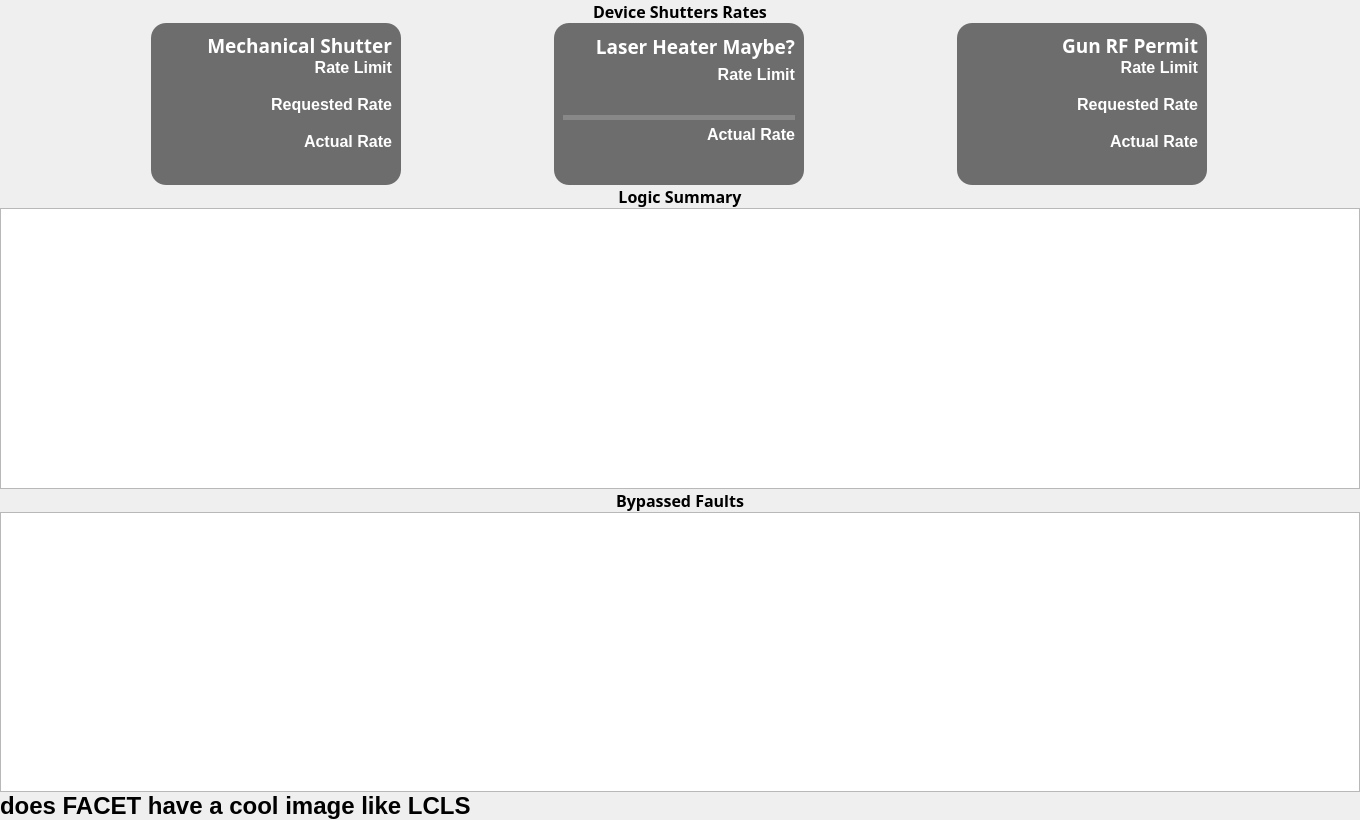
This is ui/mps_cud_summary_facet.ui in evrenke/SLAC-NC-MPS-GUI as Qt 5 draws it before an edit. The edited form follows.
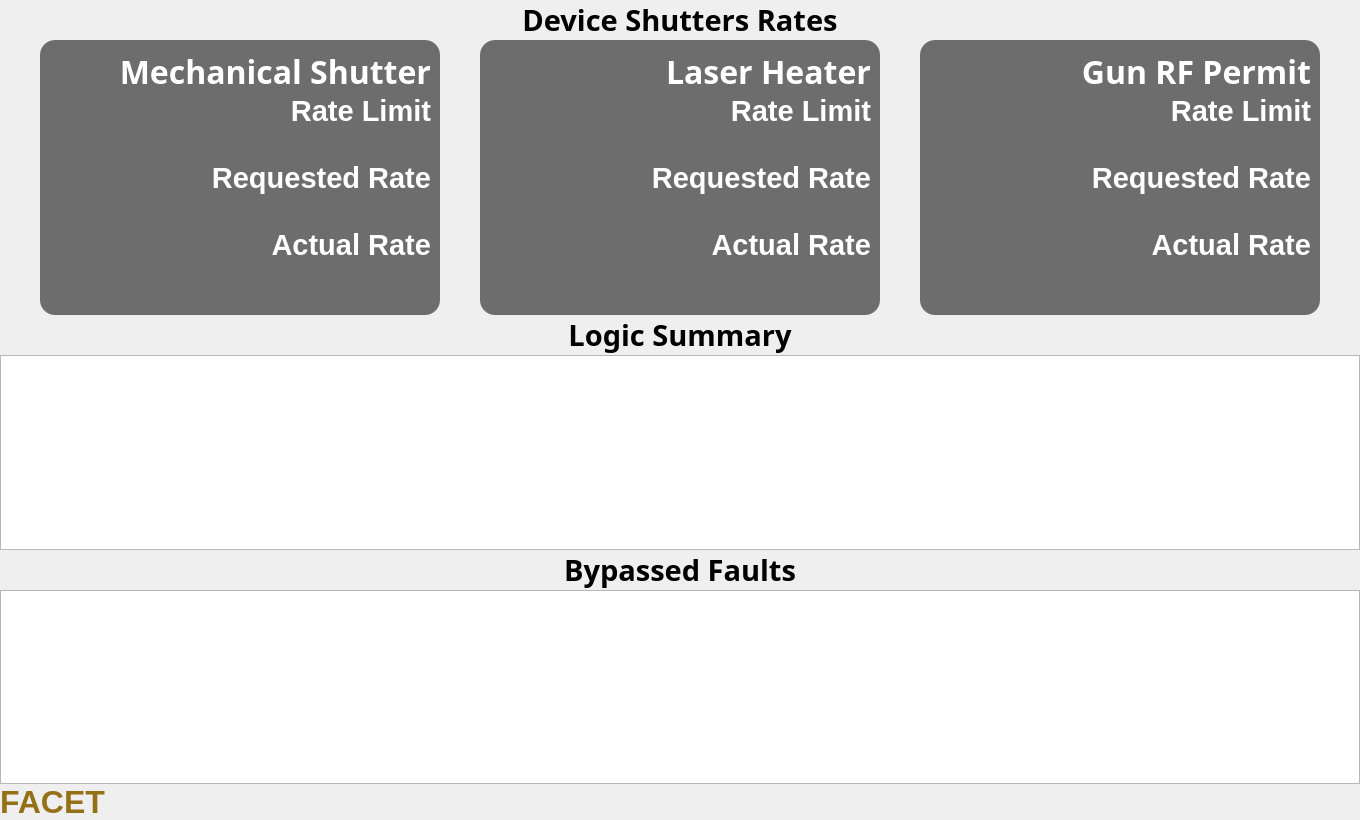
This is the edited form. Custom widgets are drawn as their Qt base class.

The edit to the form file:
```diff
--- a/ui/mps_cud_summary_facet.ui
+++ b/ui/mps_cud_summary_facet.ui
@@ -39,7 +39,7 @@
        <property name="font">
         <font>
          <family>Sans Serif</family>
-         <pointsize>12</pointsize>
+         <pointsize>22</pointsize>
          <weight>75</weight>
          <italic>false</italic>
          <bold>true</bold>
@@ -55,9 +55,6 @@
      </item>
      <item>
       <layout class="QHBoxLayout" name="Device_Summary_Layout">
-       <property name="spacing">
-        <number>2</number>
-       </property>
        <property name="bottomMargin">
         <number>0</number>
        </property>
@@ -71,8 +68,8 @@
          </property>
          <property name="maximumSize">
           <size>
-           <width>250</width>
-           <height>162</height>
+           <width>400</width>
+           <height>300</height>
           </size>
          </property>
          <property name="toolTip">
@@ -91,7 +88,7 @@
           <bool>true</bool>
          </property>
          <property name="channel" stdset="0">
-          <string>ca://IOC:BSY0:MP01:MS_RATE</string>
+          <string>ca://IOC:SYS1:MP01:MS_RATE</string>
          </property>
          <layout class="QVBoxLayout" name="verticalLayout_5">
           <property name="spacing">
@@ -102,7 +99,7 @@
             <property name="font">
              <font>
               <family>Sans Serif</family>
-              <pointsize>14</pointsize>
+              <pointsize>24</pointsize>
               <weight>75</weight>
               <italic>false</italic>
               <bold>true</bold>
@@ -135,7 +132,7 @@
            <widget class="QLabel" name="Device_MS_RL_Title">
             <property name="font">
              <font>
-              <pointsize>12</pointsize>
+              <pointsize>22</pointsize>
               <weight>75</weight>
               <bold>true</bold>
              </font>
@@ -156,7 +153,7 @@
            <widget class="PyDMLabel" name="Device_MS_RL_Num">
             <property name="font">
              <font>
-              <pointsize>12</pointsize>
+              <pointsize>22</pointsize>
               <weight>75</weight>
               <bold>true</bold>
              </font>
@@ -168,7 +165,7 @@
              <set>Qt::AlignRight|Qt::AlignTrailing|Qt::AlignVCenter</set>
             </property>
             <property name="channel" stdset="0">
-             <string>ca://IOC:SYS1:MP01:MS_RATE</string>
+             <string>ca://EVNT:SYS1:1:BEAMRATE</string>
             </property>
            </widget>
           </item>
@@ -176,7 +173,7 @@
            <widget class="QLabel" name="Device_MS_RR_Title">
             <property name="font">
              <font>
-              <pointsize>12</pointsize>
+              <pointsize>22</pointsize>
               <weight>75</weight>
               <bold>true</bold>
              </font>
@@ -197,7 +194,7 @@
            <widget class="PyDMLabel" name="Device_MS_RR_Num">
             <property name="font">
              <font>
-              <pointsize>12</pointsize>
+              <pointsize>22</pointsize>
               <weight>75</weight>
               <bold>true</bold>
              </font>
@@ -234,7 +231,7 @@
            <widget class="PyDMLabel" name="Device_MS_AR_Title">
             <property name="font">
              <font>
-              <pointsize>12</pointsize>
+              <pointsize>22</pointsize>
               <weight>75</weight>
               <bold>true</bold>
              </font>
@@ -259,7 +256,7 @@
             <property name="font">
              <font>
               <family>Sans Serif</family>
-              <pointsize>15</pointsize>
+              <pointsize>24</pointsize>
               <weight>75</weight>
               <italic>false</italic>
               <bold>true</bold>
@@ -287,7 +284,7 @@
              <bool>false</bool>
             </property>
             <property name="channel" stdset="0">
-             <string>ca://EVNT:SYS1:1:BEAMRATE</string>
+             <string>ca://IOC:SYS1:MP01:MS_RATE</string>
             </property>
            </widget>
           </item>
@@ -295,7 +292,7 @@
         </widget>
        </item>
        <item>
-        <widget class="PyDMFrame" name="Device_LHS_Frame">
+        <widget class="PyDMFrame" name="Device_MS_Frame_2">
          <property name="minimumSize">
           <size>
            <width>0</width>
@@ -304,8 +301,8 @@
          </property>
          <property name="maximumSize">
           <size>
-           <width>250</width>
-           <height>162</height>
+           <width>400</width>
+           <height>300</height>
           </size>
          </property>
          <property name="toolTip">
@@ -320,25 +317,22 @@
 border-top-right-radius: 15px;
 }</string>
          </property>
-         <property name="alarmSensitiveContent" stdset="0">
-          <bool>true</bool>
-         </property>
          <property name="alarmSensitiveBorder" stdset="0">
           <bool>true</bool>
          </property>
          <property name="channel" stdset="0">
-          <string>ca://IOC:BSY0:MP01:LHSHUT_RATE</string>
+          <string>ca://IOC:SYS1:MP01:LHSHUT_RATE</string>
          </property>
-         <layout class="QVBoxLayout" name="verticalLayout_3">
+         <layout class="QVBoxLayout" name="verticalLayout_11">
           <property name="spacing">
            <number>0</number>
           </property>
           <item>
-           <widget class="PyDMLabel" name="Device_LHS_Title">
+           <widget class="PyDMLabel" name="Device_MS_Title_2">
             <property name="font">
              <font>
               <family>Sans Serif</family>
-              <pointsize>14</pointsize>
+              <pointsize>24</pointsize>
               <weight>75</weight>
               <italic>false</italic>
               <bold>true</bold>
@@ -360,7 +354,7 @@
              <enum>QFrame::Plain</enum>
             </property>
             <property name="text">
-             <string>Laser Heater Maybe?</string>
+             <string>Laser Heater</string>
             </property>
             <property name="alignment">
              <set>Qt::AlignRight|Qt::AlignTrailing|Qt::AlignVCenter</set>
@@ -368,10 +362,10 @@
            </widget>
           </item>
           <item>
-           <widget class="QLabel" name="Device_LHS_RL_Title">
+           <widget class="QLabel" name="Device_MS_RL_Title_2">
             <property name="font">
              <font>
-              <pointsize>12</pointsize>
+              <pointsize>22</pointsize>
               <weight>75</weight>
               <bold>true</bold>
              </font>
@@ -389,41 +383,68 @@
            </widget>
           </item>
           <item>
-           <widget class="PyDMLabel" name="Device_LHS_RL_Num">
+           <widget class="PyDMLabel" name="Device_MS_RR_Num_2">
             <property name="font">
              <font>
-              <family>Sans Serif</family>
-              <pointsize>12</pointsize>
+              <pointsize>22</pointsize>
               <weight>75</weight>
-              <italic>false</italic>
               <bold>true</bold>
              </font>
             </property>
             <property name="toolTip">
              <string/>
+            </property>
+            <property name="alignment">
+             <set>Qt::AlignRight|Qt::AlignTrailing|Qt::AlignVCenter</set>
+            </property>
+            <property name="channel" stdset="0">
+             <string>ca://IOC:SYS1:MP01:LHSHUT_MEASRATE</string>
+            </property>
+           </widget>
+          </item>
+          <item>
+           <widget class="QLabel" name="Device_MS_RR_Title_2">
+            <property name="font">
+             <font>
+              <pointsize>22</pointsize>
+              <weight>75</weight>
+              <bold>true</bold>
+             </font>
             </property>
             <property name="styleSheet">
-             <string notr="true">border: 0px;</string>
+             <string notr="true">border: 0px;
+color: rgb(255, 255, 255);</string>
             </property>
+            <property name="text">
+             <string>Requested Rate</string>
+            </property>
             <property name="alignment">
              <set>Qt::AlignRight|Qt::AlignTrailing|Qt::AlignVCenter</set>
             </property>
-            <property name="rules" stdset="0">
-             <string>[{&quot;name&quot;: &quot;Add Hz&quot;, &quot;property&quot;: &quot;Text&quot;, &quot;initial_value&quot;: &quot;&quot;, &quot;expression&quot;: &quot;str(ch[0]) + ' Hz'&quot;, &quot;channels&quot;: [{&quot;channel&quot;: &quot;ca://IOC:BSY0:MP01:LHSHUT_MEASRATE&quot;, &quot;trigger&quot;: true, &quot;use_enum&quot;: true}]}]</string>
+           </widget>
+          </item>
+          <item>
+           <widget class="PyDMLabel" name="Device_MS_RL_Num_2">
+            <property name="font">
+             <font>
+              <pointsize>22</pointsize>
+              <weight>75</weight>
+              <bold>true</bold>
+             </font>
             </property>
-            <property name="showUnits" stdset="0">
-             <bool>true</bool>
+            <property name="toolTip">
+             <string/>
             </property>
-            <property name="alarmSensitiveContent" stdset="0">
-             <bool>false</bool>
+            <property name="alignment">
+             <set>Qt::AlignRight|Qt::AlignTrailing|Qt::AlignVCenter</set>
             </property>
-            <property name="alarmSensitiveBorder" stdset="0">
-             <bool>false</bool>
+            <property name="channel" stdset="0">
+             <string>ca://EVNT:SYS1:1:POCKRATE</string>
             </property>
            </widget>
           </item>
           <item>
-           <widget class="PyDMDrawingLine" name="Device_LHS_Line">
+           <widget class="PyDMDrawingLine" name="Device_MS_Line_2">
             <property name="maximumSize">
              <size>
               <width>16777215</width>
@@ -440,10 +461,10 @@
            </widget>
           </item>
           <item>
-           <widget class="PyDMLabel" name="Device_LHS_AR_Title">
+           <widget class="PyDMLabel" name="Device_MS_AR_Title_2">
             <property name="font">
              <font>
-              <pointsize>12</pointsize>
+              <pointsize>22</pointsize>
               <weight>75</weight>
               <bold>true</bold>
              </font>
@@ -464,11 +485,11 @@
            </widget>
           </item>
           <item>
-           <widget class="PyDMLabel" name="Device_LHS_AR_Num">
+           <widget class="PyDMLabel" name="Device_MS_AR_Num_2">
             <property name="font">
              <font>
               <family>Sans Serif</family>
-              <pointsize>15</pointsize>
+              <pointsize>24</pointsize>
               <weight>75</weight>
               <italic>false</italic>
               <bold>true</bold>
@@ -486,6 +507,9 @@
             <property name="showUnits" stdset="0">
              <bool>true</bool>
             </property>
+            <property name="precisionFromPV" stdset="0">
+             <bool>false</bool>
+            </property>
             <property name="alarmSensitiveContent" stdset="0">
              <bool>true</bool>
             </property>
@@ -493,7 +517,7 @@
              <bool>false</bool>
             </property>
             <property name="channel" stdset="0">
-             <string>ca://IOC:BSY0:MP01:LHSHUT_RATE</string>
+             <string>ca://IOC:SYS1:MP01:LHSHUT_RATE</string>
             </property>
            </widget>
           </item>
@@ -510,8 +534,8 @@
          </property>
          <property name="maximumSize">
           <size>
-           <width>250</width>
-           <height>162</height>
+           <width>400</width>
+           <height>300</height>
           </size>
          </property>
          <property name="toolTip">
@@ -530,7 +554,7 @@
           <bool>true</bool>
          </property>
          <property name="channel" stdset="0">
-          <string>ca://IOC:BSY0:MP01:PC_RATE</string>
+          <string>ca://IOC:SYS1:MP01:PC_RATE</string>
          </property>
          <layout class="QVBoxLayout" name="verticalLayout_12">
           <property name="spacing">
@@ -541,7 +565,7 @@
             <property name="font">
              <font>
               <family>Sans Serif</family>
-              <pointsize>14</pointsize>
+              <pointsize>24</pointsize>
               <weight>75</weight>
               <italic>false</italic>
               <bold>true</bold>
@@ -574,7 +598,7 @@
            <widget class="QLabel" name="Device_GunL_RL_Title">
             <property name="font">
              <font>
-              <pointsize>12</pointsize>
+              <pointsize>22</pointsize>
               <weight>75</weight>
               <bold>true</bold>
              </font>
@@ -591,52 +615,52 @@
             </property>
            </widget>
           </item>
-          <item>
-           <widget class="PyDMLabel" name="Device_GunL_RL_Num">
-            <property name="font">
-             <font>
-              <pointsize>12</pointsize>
-              <weight>75</weight>
-              <bold>true</bold>
-             </font>
-            </property>
-            <property name="toolTip">
-             <string/>
-            </property>
-            <property name="alignment">
-             <set>Qt::AlignRight|Qt::AlignTrailing|Qt::AlignVCenter</set>
-            </property>
-            <property name="channel" stdset="0">
-             <string>ca://IOC:SYS1:MP01:PC_RATE</string>
-            </property>
-           </widget>
-          </item>
-          <item>
-           <widget class="QLabel" name="Device_GunL_RR_Title">
-            <property name="font">
-             <font>
-              <pointsize>12</pointsize>
-              <weight>75</weight>
-              <bold>true</bold>
-             </font>
-            </property>
-            <property name="styleSheet">
-             <string notr="true">border: 0px;
-color: rgb(255, 255, 255);</string>
-            </property>
-            <property name="text">
-             <string>Requested Rate</string>
-            </property>
-            <property name="alignment">
-             <set>Qt::AlignRight|Qt::AlignTrailing|Qt::AlignVCenter</set>
-            </property>
-           </widget>
-          </item>
           <item>
            <widget class="PyDMLabel" name="Device_GunL_RR_Num">
             <property name="font">
              <font>
-              <pointsize>12</pointsize>
+              <pointsize>22</pointsize>
+              <weight>75</weight>
+              <bold>true</bold>
+             </font>
+            </property>
+            <property name="toolTip">
+             <string/>
+            </property>
+            <property name="alignment">
+             <set>Qt::AlignRight|Qt::AlignTrailing|Qt::AlignVCenter</set>
+            </property>
+            <property name="channel" stdset="0">
+             <string>ca://IOC:SYS1:MP01:PC_MEASRATE</string>
+            </property>
+           </widget>
+          </item>
+          <item>
+           <widget class="QLabel" name="Device_GunL_RR_Title">
+            <property name="font">
+             <font>
+              <pointsize>22</pointsize>
+              <weight>75</weight>
+              <bold>true</bold>
+             </font>
+            </property>
+            <property name="styleSheet">
+             <string notr="true">border: 0px;
+color: rgb(255, 255, 255);</string>
+            </property>
+            <property name="text">
+             <string>Requested Rate</string>
+            </property>
+            <property name="alignment">
+             <set>Qt::AlignRight|Qt::AlignTrailing|Qt::AlignVCenter</set>
+            </property>
+           </widget>
+          </item>
+          <item>
+           <widget class="PyDMLabel" name="Device_GunL_RL_Num">
+            <property name="font">
+             <font>
+              <pointsize>22</pointsize>
               <weight>75</weight>
               <bold>true</bold>
              </font>
@@ -673,7 +697,7 @@
            <widget class="PyDMLabel" name="Device_GunL_AR_Title">
             <property name="font">
              <font>
-              <pointsize>12</pointsize>
+              <pointsize>22</pointsize>
               <weight>75</weight>
               <bold>true</bold>
              </font>
@@ -698,7 +722,7 @@
             <property name="font">
              <font>
               <family>Sans Serif</family>
-              <pointsize>15</pointsize>
+              <pointsize>24</pointsize>
               <weight>75</weight>
               <italic>false</italic>
               <bold>true</bold>
@@ -723,7 +747,7 @@
              <bool>false</bool>
             </property>
             <property name="channel" stdset="0">
-             <string>ca://EVNT:SYS1:1:POCKRATE</string>
+             <string>ca://IOC:SYS1:MP01:PC_RATE</string>
             </property>
            </widget>
           </item>
@@ -737,7 +761,7 @@
        <property name="font">
         <font>
          <family>Sans Serif</family>
-         <pointsize>12</pointsize>
+         <pointsize>22</pointsize>
          <weight>75</weight>
          <italic>false</italic>
          <bold>true</bold>
@@ -755,6 +779,7 @@
       <widget class="QTableView" name="Logic_Summary_Table">
        <property name="font">
         <font>
+         <pointsize>24</pointsize>
          <weight>75</weight>
          <bold>true</bold>
         </font>
@@ -778,7 +803,7 @@
         <bool>true</bool>
        </property>
        <attribute name="horizontalHeaderDefaultSectionSize">
-        <number>125</number>
+        <number>300</number>
        </attribute>
        <attribute name="horizontalHeaderShowSortIndicator" stdset="0">
         <bool>true</bool>
@@ -796,7 +821,7 @@
        <property name="font">
         <font>
          <family>Sans Serif</family>
-         <pointsize>12</pointsize>
+         <pointsize>22</pointsize>
          <weight>75</weight>
          <italic>false</italic>
          <bold>true</bold>
@@ -814,6 +839,7 @@
       <widget class="QTableView" name="Bypassed_Summary_Table">
        <property name="font">
         <font>
+         <pointsize>24</pointsize>
          <weight>75</weight>
          <bold>true</bold>
         </font>
@@ -837,7 +863,7 @@
         <bool>true</bool>
        </property>
        <attribute name="horizontalHeaderDefaultSectionSize">
-        <number>125</number>
+        <number>400</number>
        </attribute>
        <attribute name="horizontalHeaderShowSortIndicator" stdset="0">
         <bool>true</bool>
@@ -849,8 +875,6 @@
         <bool>false</bool>
        </attribute>
       </widget>
-     </item>
-    </layout>
    </item>
    <item>
     <layout class="QHBoxLayout" name="ftr_lyt">
@@ -858,16 +882,19 @@
       <number>0</number>
      </property>
      <item>
-      <widget class="QLabel" name="what_does_ftr_stand_for">
+        <widget class="QLabel" name="what_does_ftr_stand_for_2">
        <property name="font">
         <font>
-         <pointsize>18</pointsize>
+           <pointsize>24</pointsize>
          <weight>75</weight>
          <bold>true</bold>
         </font>
        </property>
+         <property name="styleSheet">
+          <string notr="true">color: rgb(148, 113, 23);</string>
+         </property>
        <property name="text">
-        <string>does FACET have a cool image like LCLS</string>
+          <string>FACET</string>
        </property>
       </widget>
      </item>
@@ -888,6 +915,7 @@
       <widget class="PyDMLabel" name="ftr_time_lbl">
        <property name="font">
         <font>
+           <pointsize>15</pointsize>
          <weight>75</weight>
          <bold>true</bold>
         </font>
@@ -899,6 +927,8 @@
         <string>ca://SIOC:SYS0:AL00:TOD</string>
        </property>
       </widget>
+       </item>
+      </layout>
      </item>
     </layout>
    </item>
```
Lines whose indentation alone changed are shown as unchanged.
